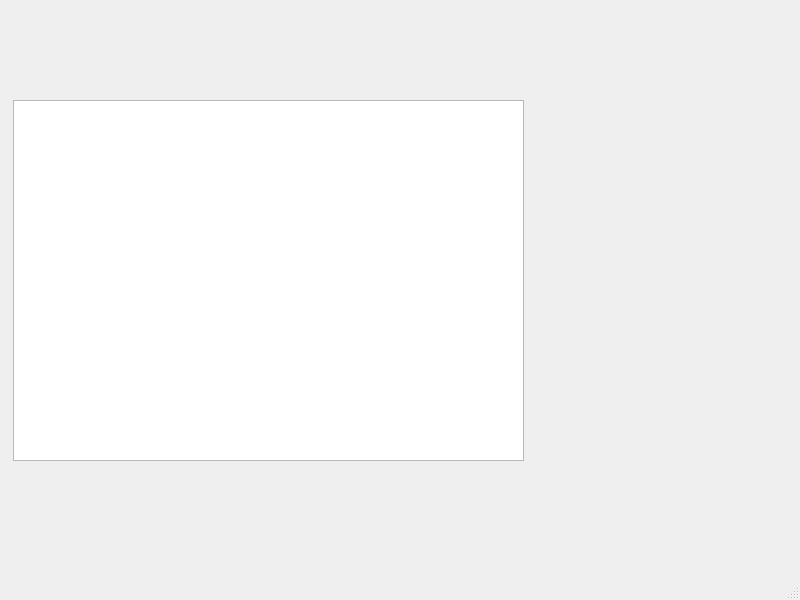
This is mainwindow.ui in sidragi/OS-security-event-logger as Qt 5 draws it before an edit. The edited form follows.
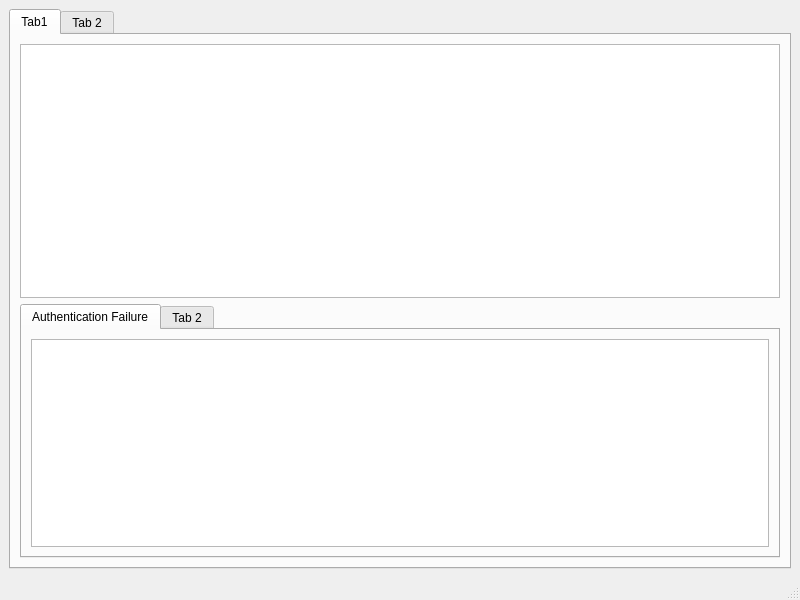
This is the edited form. The open tabs and pages were chosen to show the change.

Commit message: in this version qtable is used insted of noarm l text editor as it provides a more structured data format to the the logs and general error types window are added

```diff
--- a/mainwindow.ui
+++ b/mainwindow.ui
@@ -14,16 +14,79 @@
    <string>MainWindow</string>
   </property>
   <widget class="QWidget" name="centralwidget">
-   <widget class="QPlainTextEdit" name="plainTextEdit">
-    <property name="geometry">
-     <rect>
-      <x>13</x>
-      <y>100</y>
-      <width>511</width>
-      <height>361</height>
-     </rect>
-    </property>
-   </widget>
+   <layout class="QHBoxLayout" name="horizontalLayout_2">
+    <item>
+     <widget class="QTabWidget" name="tabWidget">
+      <property name="tabPosition">
+       <enum>QTabWidget::TabPosition::North</enum>
+      </property>
+      <property name="tabShape">
+       <enum>QTabWidget::TabShape::Rounded</enum>
+      </property>
+      <property name="currentIndex">
+       <number>1</number>
+      </property>
+      <property name="iconSize">
+       <size>
+        <width>32</width>
+        <height>32</height>
+       </size>
+      </property>
+      <property name="elideMode">
+       <enum>Qt::TextElideMode::ElideRight</enum>
+      </property>
+      <property name="usesScrollButtons">
+       <bool>false</bool>
+      </property>
+      <property name="tabsClosable">
+       <bool>false</bool>
+      </property>
+      <property name="movable">
+       <bool>false</bool>
+      </property>
+      <property name="tabBarAutoHide">
+       <bool>false</bool>
+      </property>
+      <widget class="QWidget" name="tab">
+       <attribute name="title">
+        <string>Tab1</string>
+       </attribute>
+       <layout class="QVBoxLayout" name="verticalLayout">
+        <item>
+         <widget class="QTableWidget" name="realTimeSecurity"/>
+        </item>
+        <item>
+         <widget class="QTabWidget" name="tabWidget_2">
+          <property name="currentIndex">
+           <number>0</number>
+          </property>
+          <widget class="QWidget" name="tab_3">
+           <attribute name="title">
+            <string>Authentication Failure</string>
+           </attribute>
+           <layout class="QHBoxLayout" name="horizontalLayout_3">
+            <item>
+             <widget class="QPlainTextEdit" name="realTimeSecurityAuthFailure"/>
+            </item>
+           </layout>
+          </widget>
+          <widget class="QWidget" name="tab_4">
+           <attribute name="title">
+            <string>Tab 2</string>
+           </attribute>
+          </widget>
+         </widget>
+        </item>
+       </layout>
+      </widget>
+      <widget class="QWidget" name="tab_2">
+       <attribute name="title">
+        <string>Tab 2</string>
+       </attribute>
+      </widget>
+     </widget>
+    </item>
+   </layout>
   </widget>
   <widget class="QMenuBar" name="menubar">
    <property name="geometry">
```
The commit also changes 7 other files.
